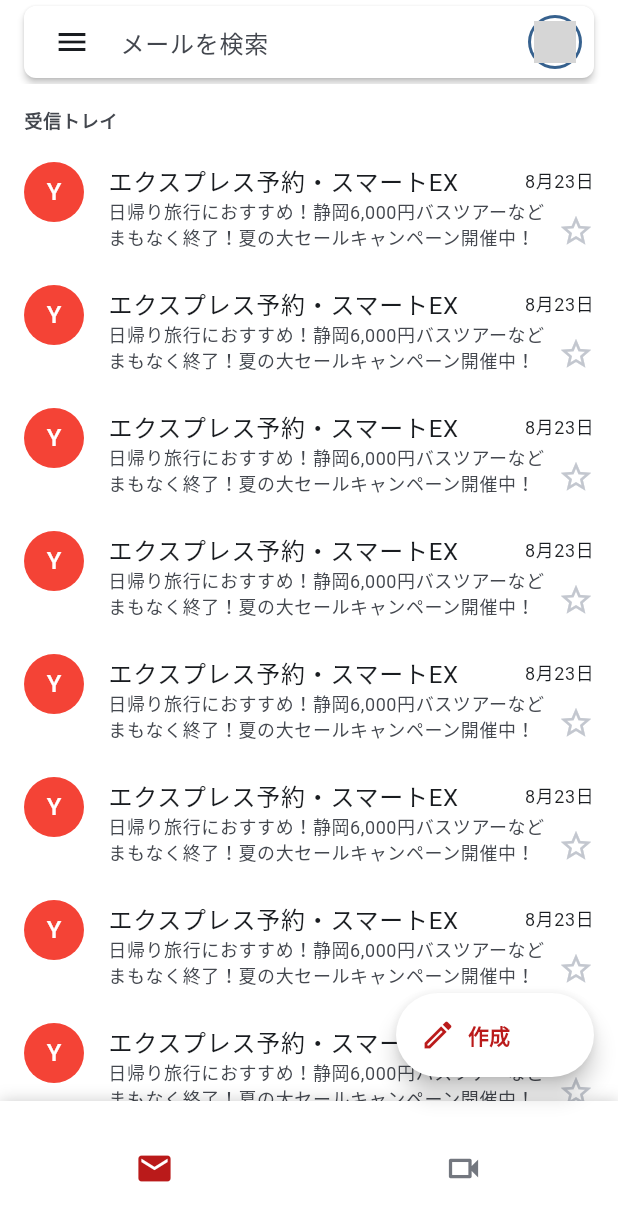
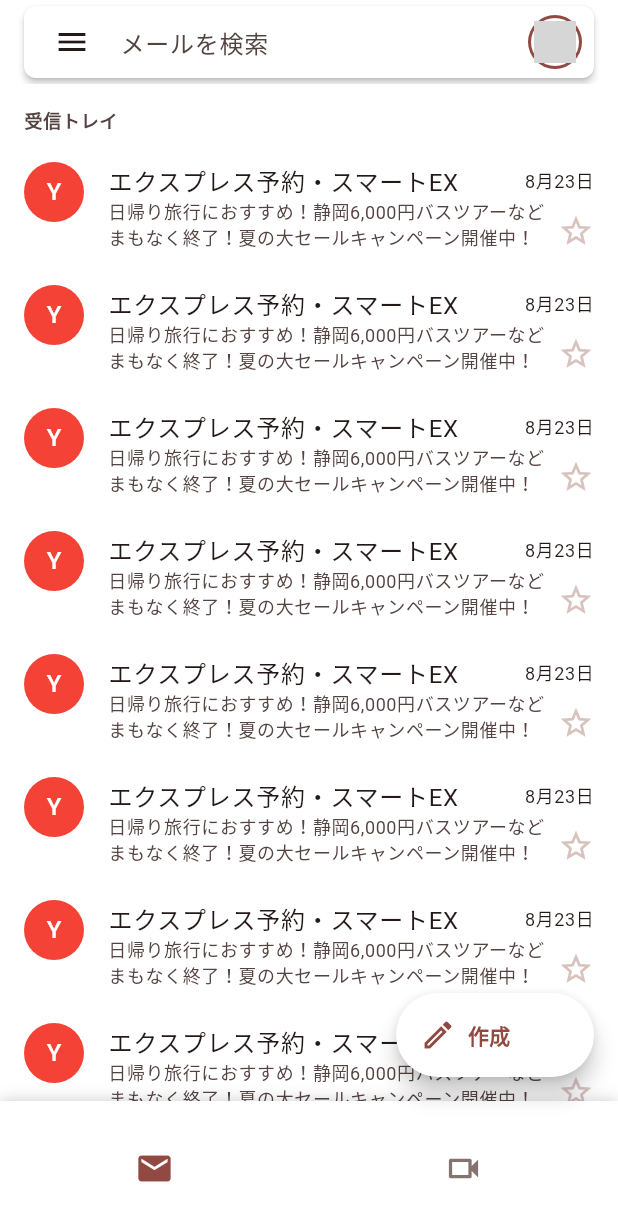
Before and after one commit to susatthi/flutter-gmail-clone, a Flutter app: the screen it shows after launch, on a phone screen of 412 x 824 dp. Shown: the top 1221 px of the screen. Run offline on Flutter 3.47's test engine with Material 3 defaults, Android fonts, the phone set to English and light mode, and no system bars; our stand-ins replace flutter_riverpod, riverpod_annotation; generated files the repository leaves out were written again; network calls fail; grey boxes are pictures that could not be loaded.

Commit message:
🚀 feat: テーマカラー変更

```diff
--- a/lib/main.dart
+++ b/lib/main.dart
@@ -24,7 +24,7 @@
       title: 'Flutter Demo',
       debugShowCheckedModeBanner: false,
       theme: ThemeData(
-        colorSchemeSeed: Colors.blue,
+        colorSchemeSeed: Colors.red,
       ),
       home: const NavigationPage(),
     );
@@ -140,7 +140,7 @@
       onPressed: () {},
       icon: Icon(
         Icons.edit_outlined,
-        color: context.error,
+        color: context.primary,
       ),
       label: SizedBox(
         width: 64,
@@ -148,7 +148,7 @@
           '作成',
           style: context.labelLarge?.copyWith(
             fontWeight: FontWeight.bold,
-            color: context.error,
+            color: context.primary,
           ),
         ),
       ),
@@ -418,7 +418,7 @@
                       child: Icon(
                         isSelected ? item.selectedIcon : item.icon,
                         size: 26,
-                        color: isSelected ? context.error : context.outline,
+                        color: isSelected ? context.primary : context.outline,
                       ),
                     ),
                   );
```
